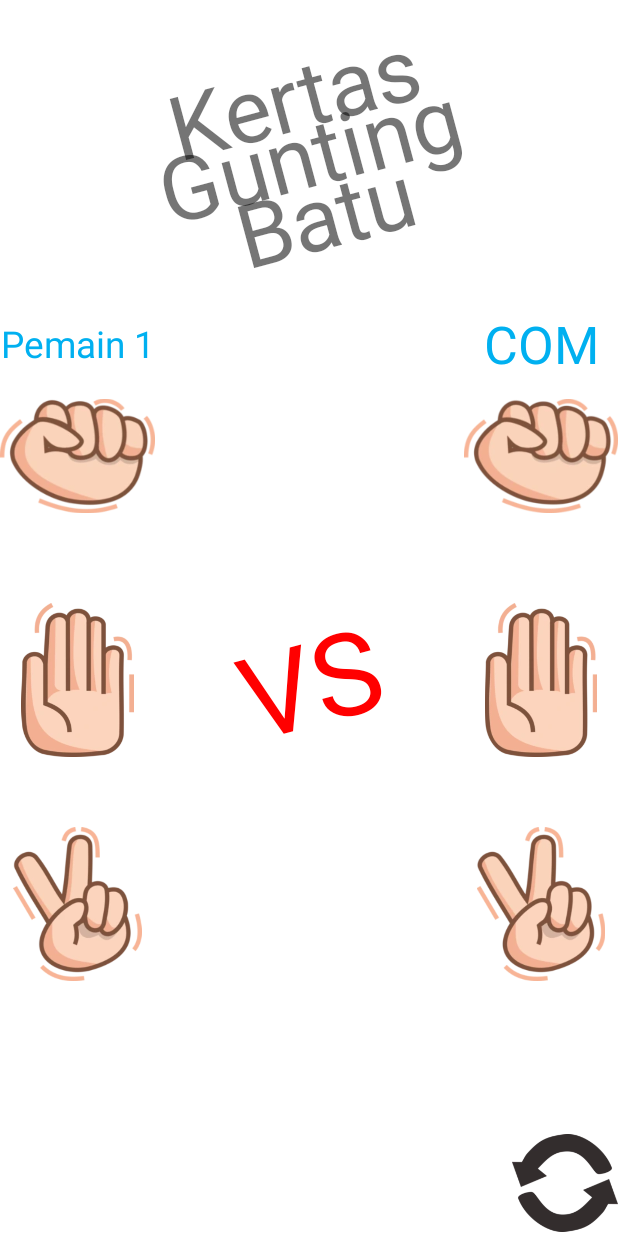
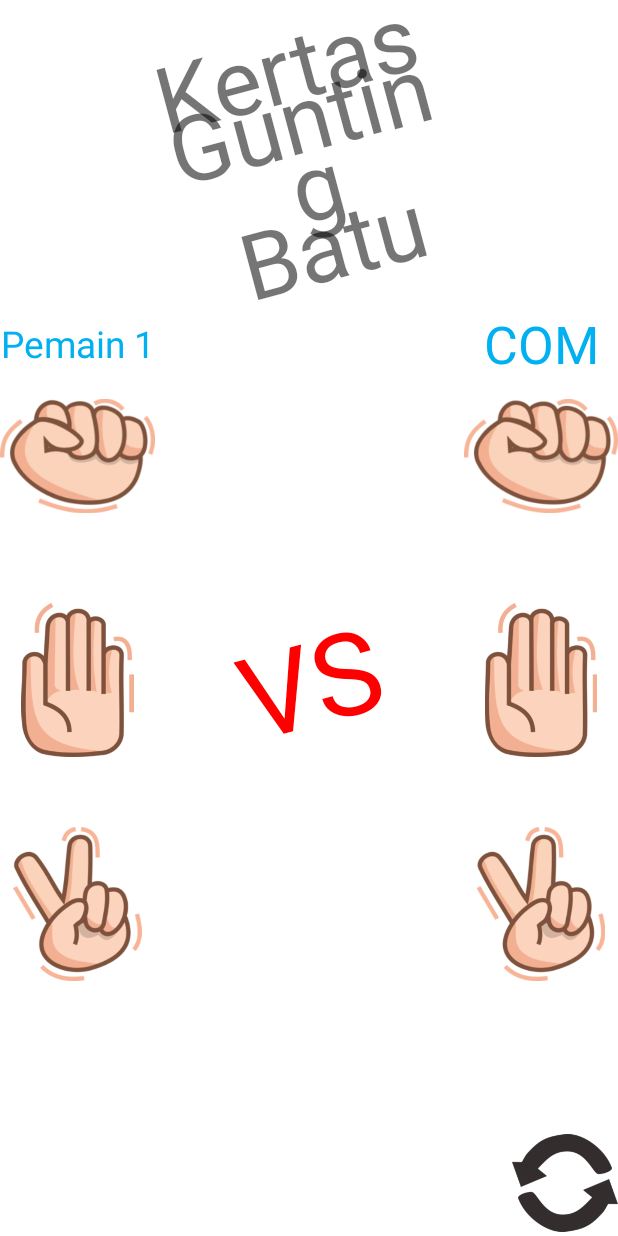
Before and after one commit to JV1703/RPS-Android-Chapter_4-Challenge, an Android app: the layout activity_main.xml on its own in the app's theme, with its tools: preview values and no code run, on a phone screen of 412 x 824 dp. Run offline under Robolectric (Android 15) with nearby library versions, the phone set to English and light mode, and no system bars; Roboto replaces fonts that are not available here.

Commit message:
change line spacing

```diff
--- a/app/src/main/res/layout-land/activity_main.xml
+++ b/app/src/main/res/layout-land/activity_main.xml
@@ -145,6 +145,7 @@
             android:layout_height="0dp"
             android:fontFamily="@font/caveat_brush"
             android:gravity="center"
+            android:lineSpacingMultiplier="@dimen/line_spacing_multiplier"
             android:rotation="@dimen/rotation"
             android:text="@string/start_game"
             android:textColor="@color/VS"
@@ -161,7 +162,7 @@
             android:layout_marginBottom="32dp"
             android:fontFamily="@font/caveat_brush"
             android:gravity="center"
-            android:lineSpacingMultiplier="0.6"
+            android:lineSpacingMultiplier="@dimen/line_spacing_multiplier"
             android:rotation="@dimen/rotation"
             app:autoSizeTextType="uniform"
             app:layout_constraintBottom_toTopOf="@+id/result"
--- a/app/src/main/res/layout/activity_main.xml
+++ b/app/src/main/res/layout/activity_main.xml
@@ -140,7 +140,7 @@
             android:layout_marginEnd="16dp"
             android:fontFamily="@font/caveat_brush"
             android:gravity="center"
-            android:lineSpacingMultiplier="0.55"
+            android:lineSpacingMultiplier="@dimen/line_spacing_multiplier"
             android:rotation="@dimen/rotation"
             android:text="@string/start_game"
             android:textColor="@color/VS"
@@ -158,7 +158,7 @@
             android:layout_height="0dp"
             android:fontFamily="@font/caveat_brush"
             android:gravity="center"
-            android:lineSpacingMultiplier="0.6"
+            android:lineSpacingMultiplier="@dimen/line_spacing_multiplier"
             android:rotation="@dimen/rotation"
             app:autoSizeTextType="uniform"
             app:layout_constraintBottom_toTopOf="@+id/horizontal_guideline_1"
--- a/app/src/main/res/values/dimens.xml
+++ b/app/src/main/res/values/dimens.xml
@@ -1,5 +1,5 @@
 <?xml version="1.0" encoding="utf-8"?>
 <resources>
     <dimen name="rotation">-15</dimen>
-    <dimen name="title_spacing">-30dp</dimen>
+    <dimen name="line_spacing_multiplier">0.55</dimen>
 </resources>
```
